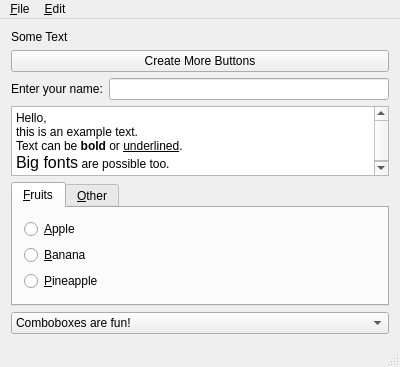
Old version of the form examples/simple/mainwindow.ui in the repository KDE/qtatspi.
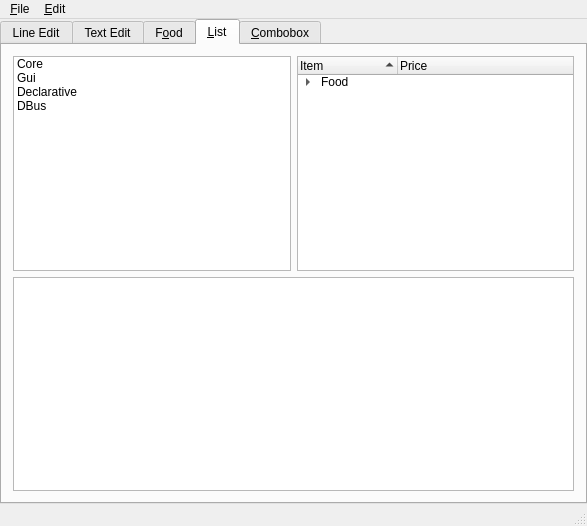
New version of the form.

Commit message: Extend the example to inclue lists.

Diff of the .ui file:
```diff
--- a/examples/simple/mainwindow.ui
+++ b/examples/simple/mainwindow.ui
@@ -6,8 +6,8 @@
    <rect>
     <x>0</x>
     <y>0</y>
-    <width>400</width>
-    <height>327</height>
+    <width>587</width>
+    <height>526</height>
    </rect>
   </property>
   <property name="windowTitle">
@@ -15,6 +15,19 @@
   </property>
   <widget class="QWidget" name="centralWidget">
    <layout class="QVBoxLayout" name="verticalLayout">
+    <property name="margin">
+     <number>0</number>
+    </property>
+    <item>
+     <widget class="QTabWidget" name="tabWidget">
+      <property name="currentIndex">
+       <number>3</number>
+      </property>
+      <widget class="QWidget" name="tab_7">
+       <attribute name="title">
+        <string>Line Edit</string>
+       </attribute>
+       <layout class="QVBoxLayout" name="verticalLayout_7">
     <item>
      <widget class="QLabel" name="label">
       <property name="accessibleDescription">
@@ -25,13 +38,6 @@
       </property>
      </widget>
     </item>
-    <item>
-     <widget class="QPushButton" name="pushButton">
-      <property name="text">
-       <string>Create More Buttons</string>
-      </property>
-     </widget>
-    </item>
     <item>
      <layout class="QHBoxLayout" name="horizontalLayout">
       <item>
@@ -51,29 +57,67 @@
      </layout>
     </item>
     <item>
+         <spacer name="verticalSpacer_5">
+          <property name="orientation">
+           <enum>Qt::Vertical</enum>
+          </property>
+          <property name="sizeHint" stdset="0">
+           <size>
+            <width>20</width>
+            <height>40</height>
+           </size>
+          </property>
+         </spacer>
+        </item>
+       </layout>
+      </widget>
+      <widget class="QWidget" name="tab_6">
+       <attribute name="title">
+        <string>Text Edit</string>
+       </attribute>
+       <layout class="QVBoxLayout" name="verticalLayout_6">
+        <item>
      <widget class="QTextEdit" name="textEdit">
       <property name="html">
        <string>&lt;!DOCTYPE HTML PUBLIC &quot;-//W3C//DTD HTML 4.0//EN&quot; &quot;http://www.w3.org/TR/REC-html40/strict.dtd&quot;&gt;
 &lt;html&gt;&lt;head&gt;&lt;meta name=&quot;qrichtext&quot; content=&quot;1&quot; /&gt;&lt;style type=&quot;text/css&quot;&gt;
 p, li { white-space: pre-wrap; }
-&lt;/style&gt;&lt;/head&gt;&lt;body style=&quot; font-family:'DejaVu Sans'; font-size:9pt; font-weight:400; font-style:normal;&quot;&gt;
-&lt;p style=&quot; margin-top:0px; margin-bottom:0px; margin-left:0px; margin-right:0px; -qt-block-indent:0; text-indent:0px;&quot;&gt;&lt;span style=&quot; font-family:'Sans Serif';&quot;&gt;Hello,&lt;/span&gt;&lt;/p&gt;
-&lt;p style=&quot; margin-top:0px; margin-bottom:0px; margin-left:0px; margin-right:0px; -qt-block-indent:0; text-indent:0px;&quot;&gt;&lt;span style=&quot; font-family:'Sans Serif';&quot;&gt;this is an example text.&lt;/span&gt;&lt;/p&gt;
-&lt;p style=&quot; margin-top:0px; margin-bottom:0px; margin-left:0px; margin-right:0px; -qt-block-indent:0; text-indent:0px;&quot;&gt;&lt;span style=&quot; font-family:'Sans Serif';&quot;&gt;Text can be &lt;/span&gt;&lt;span style=&quot; font-family:'Sans Serif'; font-weight:600;&quot;&gt;bold&lt;/span&gt;&lt;span style=&quot; font-family:'Sans Serif';&quot;&gt; or &lt;/span&gt;&lt;span style=&quot; font-family:'Sans Serif'; text-decoration: underline;&quot;&gt;underlined&lt;/span&gt;&lt;span style=&quot; font-family:'Sans Serif';&quot;&gt;.&lt;/span&gt;&lt;/p&gt;
-&lt;p style=&quot; margin-top:0px; margin-bottom:0px; margin-left:0px; margin-right:0px; -qt-block-indent:0; text-indent:0px;&quot;&gt;&lt;span style=&quot; font-family:'Sans Serif'; font-size:12pt;&quot;&gt;Big fonts&lt;/span&gt;&lt;span style=&quot; font-family:'Sans Serif';&quot;&gt; are possible too.&lt;/span&gt;&lt;/p&gt;&lt;/body&gt;&lt;/html&gt;</string>
+&lt;/style&gt;&lt;/head&gt;&lt;body style=&quot; font-family:'Sans Serif'; font-size:9pt; font-weight:400; font-style:normal;&quot;&gt;
+&lt;p style=&quot; margin-top:0px; margin-bottom:0px; margin-left:0px; margin-right:0px; -qt-block-indent:0; text-indent:0px;&quot;&gt;Hello,&lt;/p&gt;
+&lt;p style=&quot; margin-top:0px; margin-bottom:0px; margin-left:0px; margin-right:0px; -qt-block-indent:0; text-indent:0px;&quot;&gt;this is an example text.&lt;/p&gt;
+&lt;p style=&quot; margin-top:0px; margin-bottom:0px; margin-left:0px; margin-right:0px; -qt-block-indent:0; text-indent:0px;&quot;&gt;Text can be &lt;span style=&quot; font-weight:600;&quot;&gt;bold&lt;/span&gt; or &lt;span style=&quot; text-decoration: underline;&quot;&gt;underlined&lt;/span&gt;.&lt;/p&gt;
+&lt;p style=&quot; margin-top:0px; margin-bottom:0px; margin-left:0px; margin-right:0px; -qt-block-indent:0; text-indent:0px;&quot;&gt;&lt;span style=&quot; font-size:12pt;&quot;&gt;Big fonts&lt;/span&gt; are possible too.&lt;/p&gt;&lt;/body&gt;&lt;/html&gt;</string>
       </property>
      </widget>
     </item>
-    <item>
-     <widget class="QTabWidget" name="tabWidget">
-      <property name="currentIndex">
-       <number>0</number>
-      </property>
-      <widget class="QWidget" name="tab">
+       </layout>
+      </widget>
+      <widget class="QWidget" name="tab_2">
        <attribute name="title">
-        <string>&amp;Fruits</string>
+        <string>F&amp;ood</string>
        </attribute>
-       <layout class="QVBoxLayout" name="verticalLayout_2">
+       <layout class="QVBoxLayout" name="verticalLayout_3">
+        <item>
+         <widget class="QCheckBox" name="checkBox">
+          <property name="text">
+           <string>Bread</string>
+          </property>
+         </widget>
+        </item>
+        <item>
+         <widget class="QCheckBox" name="checkBox_2">
+          <property name="text">
+           <string>Butter</string>
+          </property>
+         </widget>
+        </item>
+        <item>
+         <widget class="QCheckBox" name="checkBox_3">
+          <property name="text">
+           <string>Milk</string>
+          </property>
+         </widget>
+        </item>
         <item>
          <widget class="QRadioButton" name="radioButton_3">
           <property name="text">
@@ -95,44 +139,159 @@
           </property>
          </widget>
         </item>
-       </layout>
-      </widget>
-      <widget class="QWidget" name="tab_2">
-       <attribute name="title">
-        <string>&amp;Other</string>
-       </attribute>
-       <layout class="QHBoxLayout" name="horizontalLayout_2">
         <item>
-         <widget class="QCheckBox" name="checkBox">
+         <widget class="QPushButton" name="pushButton">
           <property name="text">
            <string>CheckBox</string>
           </property>
          </widget>
         </item>
         <item>
-         <widget class="QToolButton" name="toolButton">
-          <property name="text">
-           <string>...</string>
-          </property>
-         </widget>
-        </item>
-       </layout>
-      </widget>
-     </widget>
-    </item>
-    <item>
-     <spacer name="verticalSpacer">
+         <spacer name="verticalSpacer_4">
       <property name="orientation">
        <enum>Qt::Vertical</enum>
       </property>
       <property name="sizeHint" stdset="0">
        <size>
         <width>20</width>
-        <height>164</height>
+            <height>40</height>
        </size>
       </property>
      </spacer>
     </item>
+       </layout>
+      </widget>
+      <widget class="QWidget" name="tab_3">
+       <attribute name="title">
+        <string>&amp;List</string>
+       </attribute>
+       <layout class="QGridLayout" name="gridLayout">
+        <item row="1" column="0">
+         <widget class="QListWidget" name="listWidget">
+          <item>
+           <property name="text">
+            <string>Core</string>
+           </property>
+          </item>
+          <item>
+           <property name="text">
+            <string>Gui</string>
+           </property>
+          </item>
+          <item>
+           <property name="text">
+            <string>Declarative</string>
+           </property>
+          </item>
+          <item>
+           <property name="text">
+            <string>DBus</string>
+           </property>
+          </item>
+         </widget>
+        </item>
+        <item row="3" column="0" colspan="2">
+         <widget class="QTableWidget" name="tableWidget"/>
+        </item>
+        <item row="1" column="1">
+         <widget class="QTreeWidget" name="treeWidget">
+          <property name="alternatingRowColors">
+           <bool>true</bool>
+          </property>
+          <property name="sortingEnabled">
+           <bool>true</bool>
+          </property>
+          <attribute name="headerShowSortIndicator" stdset="0">
+           <bool>true</bool>
+          </attribute>
+          <attribute name="headerStretchLastSection">
+           <bool>true</bool>
+          </attribute>
+          <column>
+           <property name="text">
+            <string>Item</string>
+           </property>
+          </column>
+          <column>
+           <property name="text">
+            <string>Price</string>
+           </property>
+          </column>
+          <item>
+           <property name="text">
+            <string>Food</string>
+           </property>
+           <item>
+            <property name="text">
+             <string>Vegetable</string>
+            </property>
+            <item>
+             <property name="text">
+              <string>Eggplant</string>
+             </property>
+             <property name="text">
+              <string>7</string>
+             </property>
+            </item>
+            <item>
+             <property name="text">
+              <string>Carrots</string>
+             </property>
+             <property name="text">
+              <string>5</string>
+             </property>
+            </item>
+            <item>
+             <property name="text">
+              <string>Cabbage</string>
+             </property>
+             <property name="text">
+              <string>6</string>
+             </property>
+            </item>
+           </item>
+           <item>
+            <property name="text">
+             <string>Fruit</string>
+            </property>
+            <property name="text">
+             <string/>
+            </property>
+            <item>
+             <property name="text">
+              <string>Oranges</string>
+             </property>
+             <property name="text">
+              <string>3</string>
+             </property>
+            </item>
+            <item>
+             <property name="text">
+              <string>Bananas</string>
+             </property>
+             <property name="text">
+              <string>2</string>
+             </property>
+            </item>
+            <item>
+             <property name="text">
+              <string>Apples</string>
+             </property>
+             <property name="text">
+              <string>1</string>
+             </property>
+            </item>
+           </item>
+          </item>
+         </widget>
+        </item>
+       </layout>
+      </widget>
+      <widget class="QWidget" name="tab_5">
+       <attribute name="title">
+        <string>&amp;Combobox</string>
+       </attribute>
+       <layout class="QVBoxLayout" name="verticalLayout_5">
     <item>
      <widget class="QComboBox" name="comboBox">
       <item>
@@ -157,6 +316,23 @@
       </item>
      </widget>
     </item>
+        <item>
+         <spacer name="verticalSpacer_2">
+          <property name="orientation">
+           <enum>Qt::Vertical</enum>
+          </property>
+          <property name="sizeHint" stdset="0">
+           <size>
+            <width>20</width>
+            <height>408</height>
+           </size>
+          </property>
+         </spacer>
+        </item>
+       </layout>
+      </widget>
+     </widget>
+    </item>
    </layout>
   </widget>
   <widget class="QMenuBar" name="menuBar">
@@ -164,8 +340,8 @@
     <rect>
      <x>0</x>
      <y>0</y>
-     <width>400</width>
-     <height>24</height>
+     <width>587</width>
+     <height>21</height>
     </rect>
    </property>
    <widget class="QMenu" name="menuFile">
```
Left out of the diff: 2 changed lines with no effect on the pictures. Lines whose indentation alone changed are shown as unchanged. The commit also changes 7 other files.
